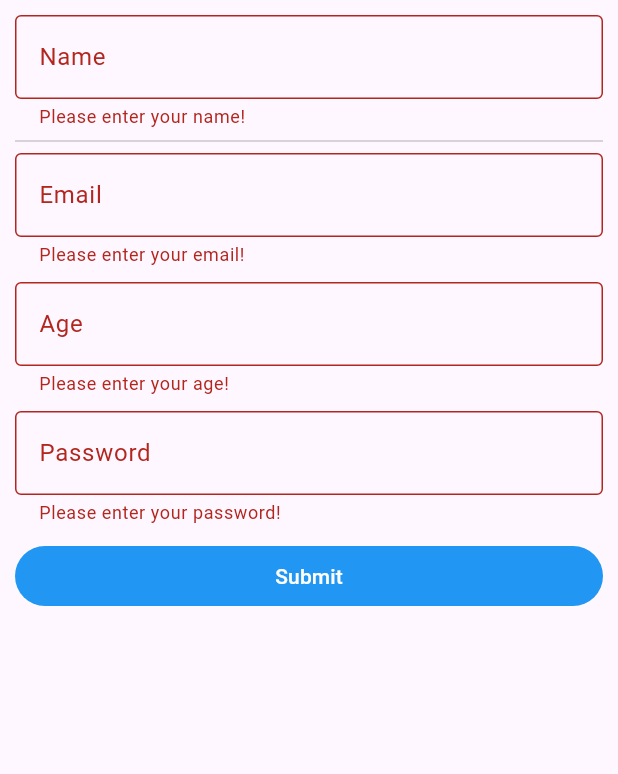
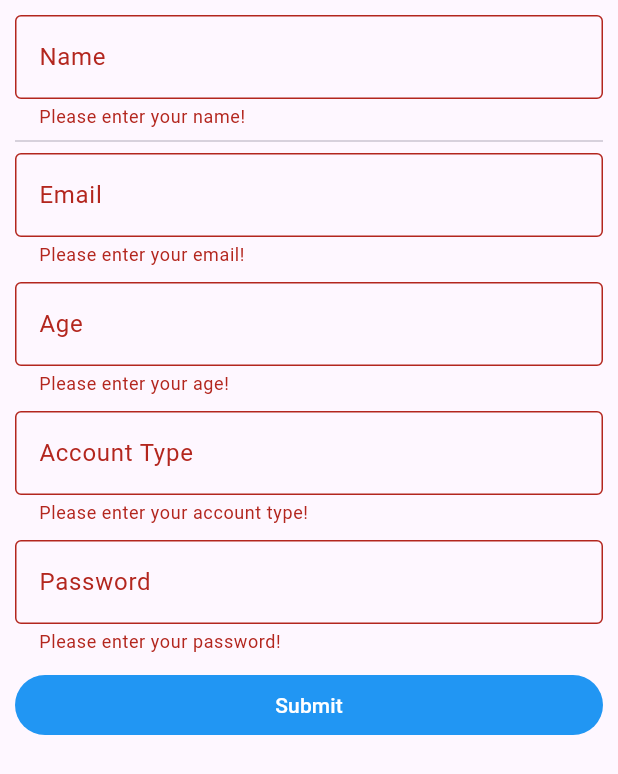
Before and after one commit to johnfacun20/testing, a Flutter app: the CreateUserPageBody widget shown alone on an empty page, opened directly, after a tap on "Submit", on a phone screen of 412 x 824 dp. Shown: the top 774 px of the screen. Run offline on Flutter 3.47's test engine with Material 3 defaults, Android fonts, the phone set to English and light mode, and no system bars; our stand-ins replace shared_preferences; accounts and stored records are empty; network calls fail.

Commit message:
Display records

```diff
--- a/lib/main.dart
+++ b/lib/main.dart
@@ -2,6 +2,7 @@ import 'package:flutter/material.dart';
 import 'package:testing/model/api_response.dart';
 import 'package:testing/register.dart';
 import 'package:testing/services/user_services.dart';
+import 'package:testing/student.dart';
 import 'package:testing/styles.dart';
 import 'package:testing/user/user.dart';
 import 'package:shared_preferences/shared_preferences.dart';
@@ -66,7 +67,13 @@ class _MyAppState extends State<MyApp> {
     await prefs.setString('token', user.token ?? '');
     await prefs.setInt('userId', user.id ?? 0);
 
-    Navigator.of(context).pushAndRemoveUntil(MaterialPageRoute(builder: (context) => UserPage()), (route) => false);
+    if(user.account_type == 'admin'){
+      Navigator.of(context).pushAndRemoveUntil(MaterialPageRoute(builder: (context) => UserPage()), (route) => false);
+    } else {
+      Navigator.of(context).pushAndRemoveUntil(MaterialPageRoute(builder: (context) => StudentPage()), (route) => false);
+    }
+
+
 
   }
 
--- a/lib/model/user.dart
+++ b/lib/model/user.dart
@@ -2,12 +2,16 @@ class User {
   int? id;
   String? name;
   String? email;
+  int? age;
+  String? account_type;
   String? token;
 
   User({
     this.id,
     this.name,
     this.email,
+    this.age,
+    this.account_type,
     this.token
   });
 
@@ -16,6 +20,8 @@ class User {
         id: json['user']['id'],
         name: json['user']['name'],
         email: json['user']['email'],
+        age: json['user']['age'],
+        account_type: json['user']['account_type'],
         token: json['token']
     );
   }
--- a/lib/services/user_services.dart
+++ b/lib/services/user_services.dart
@@ -82,7 +82,7 @@ Future<ApiResponse> register(String name, String email, String password) async {
 
 }
 
-Future<ApiResponse> saveUser(String name, String email, String age, String password) async {
+Future<ApiResponse> saveUser(String name, String email, String age, String account_type, String password) async {
 
   ApiResponse apiResponse = ApiResponse();
 
@@ -95,6 +95,7 @@ Future<ApiResponse> saveUser(String name, String email, String age, String passw
           'name':name,
           'email':email,
           'age':age,
+          'account_type':account_type,
           'password':password
         }
     );
--- /dev/null
+++ b/lib/student.dart
@@ -0,0 +1,19 @@
+import 'package:flutter/material.dart';
+
+class StudentPage extends StatelessWidget {
+  const StudentPage({super.key});
+
+  @override
+  Widget build(BuildContext context) {
+    return MaterialApp(
+      home: Scaffold(
+        appBar: AppBar(
+          title: Text('Student'),
+        ),
+        body: Container(
+          child: Text('Welcome student!'),
+        ),
+      ),
+    );
+  }
+}
--- a/lib/user/create_user_page.dart
+++ b/lib/user/create_user_page.dart
@@ -43,10 +43,11 @@ class _CreateUserPageBodyState extends State<CreateUserPageBody> {
   TextEditingController _txtemail = TextEditingController();
   TextEditingController _txtage = TextEditingController();
   TextEditingController _txtpassword = TextEditingController();
+  TextEditingController _txtaccount_type = TextEditingController();
 
   Future<void> saveRecord()async {
 
-    ApiResponse response = await saveUser(_txtname.text, _txtemail.text, _txtage.text, _txtpassword.text);
+    ApiResponse response = await saveUser(_txtname.text, _txtemail.text, _txtage.text, _txtaccount_type.text, _txtpassword.text);
 
     if(response.error == null){
       ScaffoldMessenger.of(context).showSnackBar(
@@ -103,6 +104,17 @@ class _CreateUserPageBodyState extends State<CreateUserPageBody> {
                 ),
                 const SizedBox(height: 10.0),
                 TextFormField(
+                  controller: _txtaccount_type,
+                  decoration: textBoxStyle("Enter your account type", "Account Type"),
+                  validator: (String? value) {
+                    if(value == null || value.isEmpty){
+                      return 'Please enter your account type!';
+                    }
+                    return null;
+                  },
+                ),
+                const SizedBox(height: 10.0),
+                TextFormField(
                   controller: _txtpassword,
                   obscureText: true,
                   decoration: textBoxStyle("Enter your password", "Password"),
```
